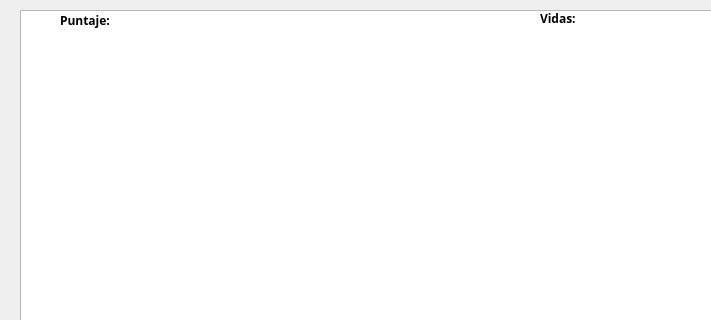
Above: mainwindow.ui from Sara-Ochoa/Practica5 before the change; both pictures show x 0 to 711 and y 0 to 320 of the 800 by 600 pixel window. Below: the same form after it.
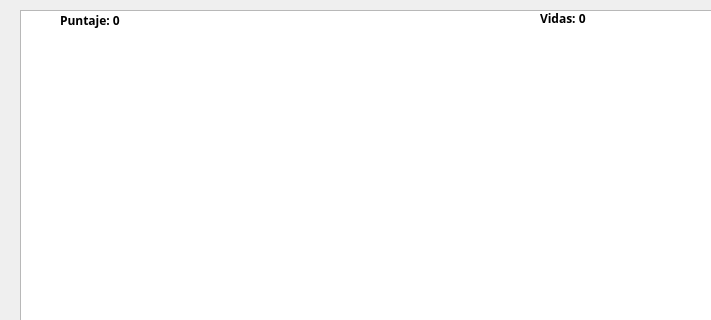
That is the form after the change.

The edit to the form file:
```diff
--- a/mainwindow.ui
+++ b/mainwindow.ui
@@ -40,7 +40,7 @@
      </font>
     </property>
     <property name="text">
-     <string>Puntaje: </string>
+     <string>Puntaje: 0</string>
     </property>
    </widget>
    <widget class="QLabel" name="lblVidas">
@@ -48,7 +48,7 @@
      <rect>
       <x>540</x>
       <y>10</y>
-      <width>49</width>
+      <width>71</width>
       <height>16</height>
      </rect>
     </property>
@@ -59,7 +59,7 @@
      </font>
     </property>
     <property name="text">
-     <string>Vidas: </string>
+     <string>Vidas: 0</string>
     </property>
    </widget>
   </widget>
```
